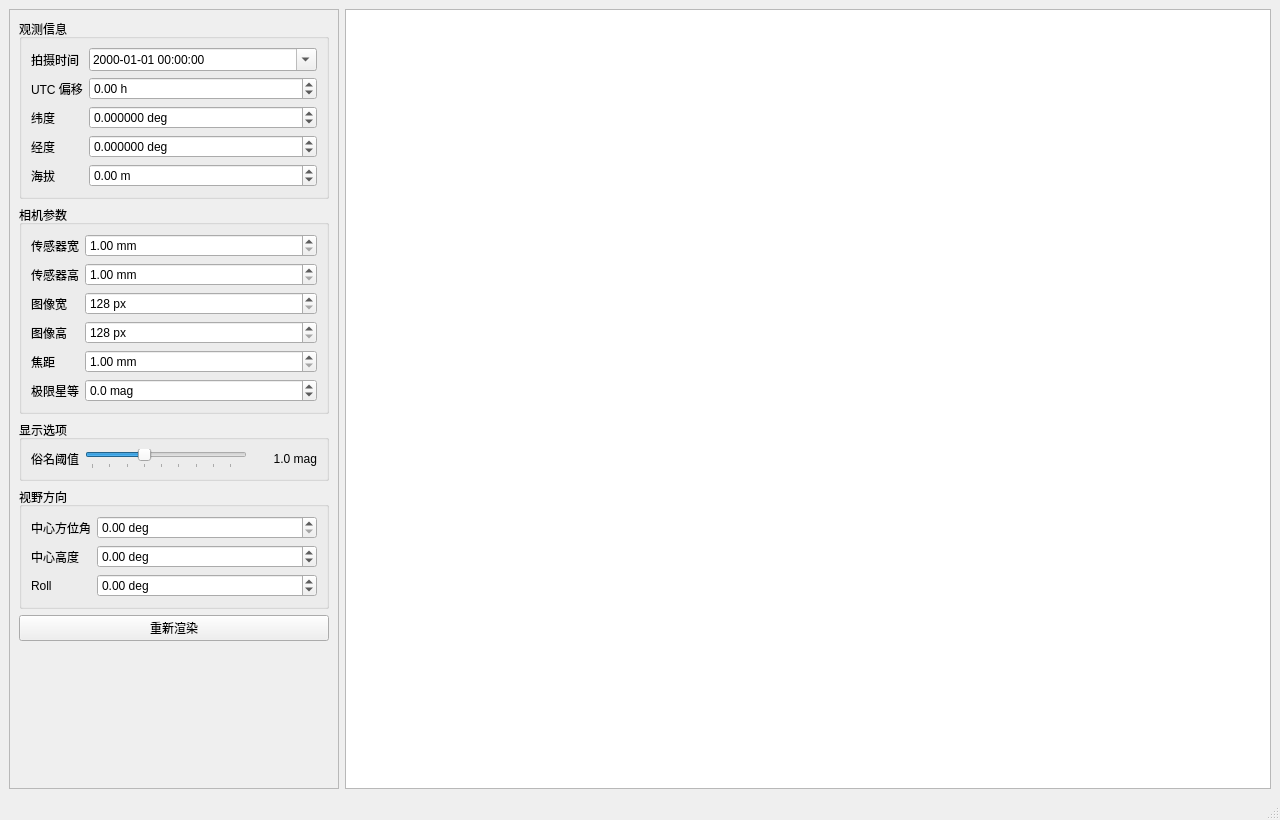
First picture: the form in meteoalign/ui/main_window.ui, repository HG731GZ/HGMeteoTool, before the edit.
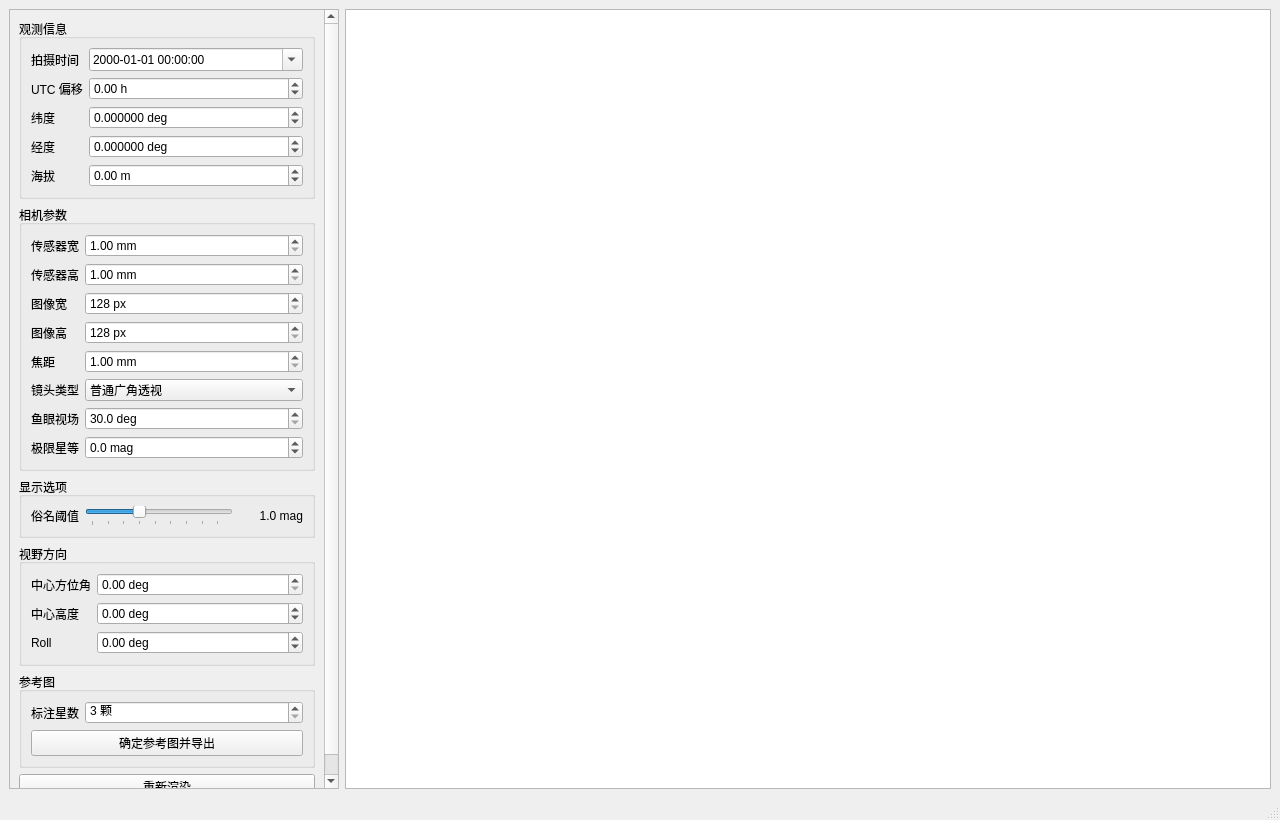
Second picture: the form after the edit.

```diff
--- a/meteoalign/ui/main_window.ui
+++ b/meteoalign/ui/main_window.ui
@@ -38,7 +38,7 @@
          <x>0</x>
          <y>0</y>
          <width>368</width>
-         <height>758</height>
+         <height>900</height>
         </rect>
        </property>
        <layout class="QVBoxLayout" name="verticalLayoutControls">
@@ -267,13 +267,75 @@
             </widget>
            </item>
            <item row="5" column="0">
+            <widget class="QLabel" name="labelLensModel">
+             <property name="text">
+              <string>镜头类型</string>
+             </property>
+            </widget>
+           </item>
+           <item row="5" column="1">
+            <widget class="QComboBox" name="comboBoxLensModel">
+             <item>
+              <property name="text">
+               <string>普通广角透视</string>
+              </property>
+             </item>
+             <item>
+              <property name="text">
+               <string>等距鱼眼</string>
+              </property>
+             </item>
+             <item>
+              <property name="text">
+               <string>等立体角鱼眼</string>
+              </property>
+             </item>
+             <item>
+              <property name="text">
+               <string>立体鱼眼</string>
+              </property>
+             </item>
+             <item>
+              <property name="text">
+               <string>正交鱼眼</string>
+              </property>
+             </item>
+            </widget>
+           </item>
+           <item row="6" column="0">
+            <widget class="QLabel" name="labelFisheyeFov">
+             <property name="text">
+              <string>鱼眼视场</string>
+             </property>
+            </widget>
+           </item>
+           <item row="6" column="1">
+            <widget class="QDoubleSpinBox" name="doubleSpinBoxFisheyeFov">
+             <property name="decimals">
+              <number>1</number>
+             </property>
+             <property name="minimum">
+              <double>30.000000000000000</double>
+             </property>
+             <property name="maximum">
+              <double>300.000000000000000</double>
+             </property>
+             <property name="singleStep">
+              <double>5.000000000000000</double>
+             </property>
+             <property name="suffix">
+              <string> deg</string>
+             </property>
+            </widget>
+           </item>
+           <item row="7" column="0">
             <widget class="QLabel" name="labelMagLimit">
              <property name="text">
               <string>极限星等</string>
              </property>
             </widget>
            </item>
-           <item row="5" column="1">
+           <item row="7" column="1">
             <widget class="QDoubleSpinBox" name="doubleSpinBoxMagLimit">
              <property name="decimals">
               <number>1</number>
@@ -451,6 +513,46 @@
              </property>
              <property name="suffix">
               <string> deg</string>
+             </property>
+            </widget>
+           </item>
+         </layout>
+         </widget>
+        </item>
+        <item>
+         <widget class="QGroupBox" name="groupBoxReference">
+          <property name="title">
+           <string>参考图</string>
+          </property>
+          <layout class="QVBoxLayout" name="verticalLayoutReference">
+           <item>
+            <layout class="QFormLayout" name="formLayoutReference">
+             <item row="0" column="0">
+              <widget class="QLabel" name="labelReferenceStarCount">
+               <property name="text">
+                <string>标注星数</string>
+               </property>
+              </widget>
+             </item>
+             <item row="0" column="1">
+              <widget class="QSpinBox" name="spinBoxReferenceStarCount">
+               <property name="minimum">
+                <number>3</number>
+               </property>
+               <property name="maximum">
+                <number>40</number>
+               </property>
+               <property name="suffix">
+                <string> 颗</string>
+               </property>
+              </widget>
+             </item>
+            </layout>
+           </item>
+           <item>
+            <widget class="QPushButton" name="pushButtonExportReference">
+             <property name="text">
+              <string>确定参考图并导出</string>
              </property>
             </widget>
            </item>
```
